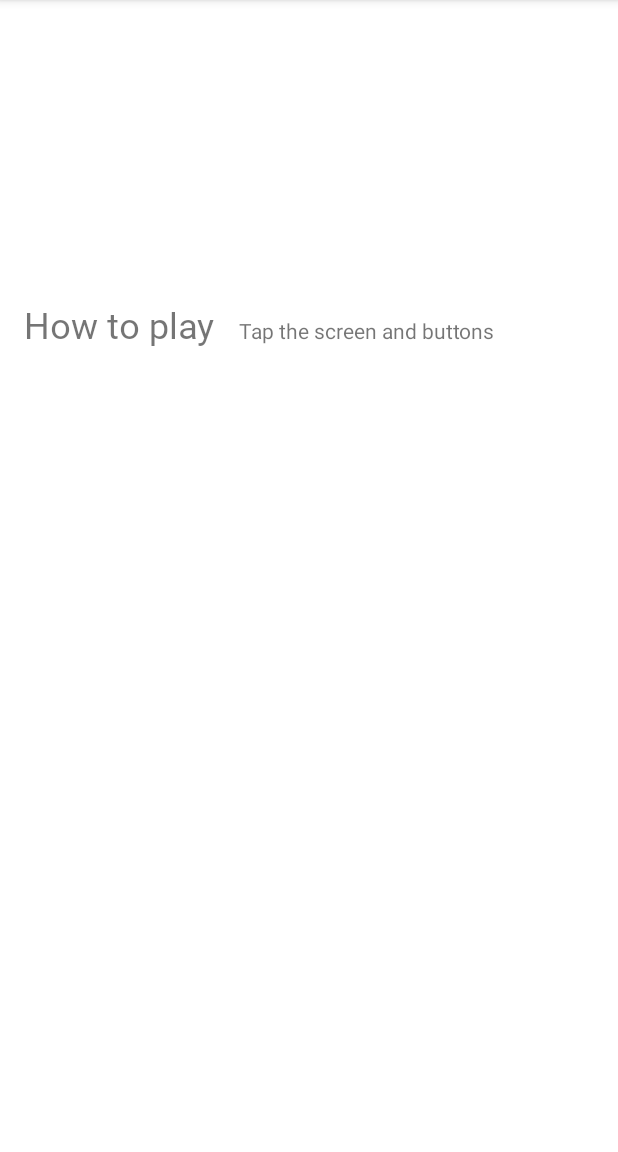
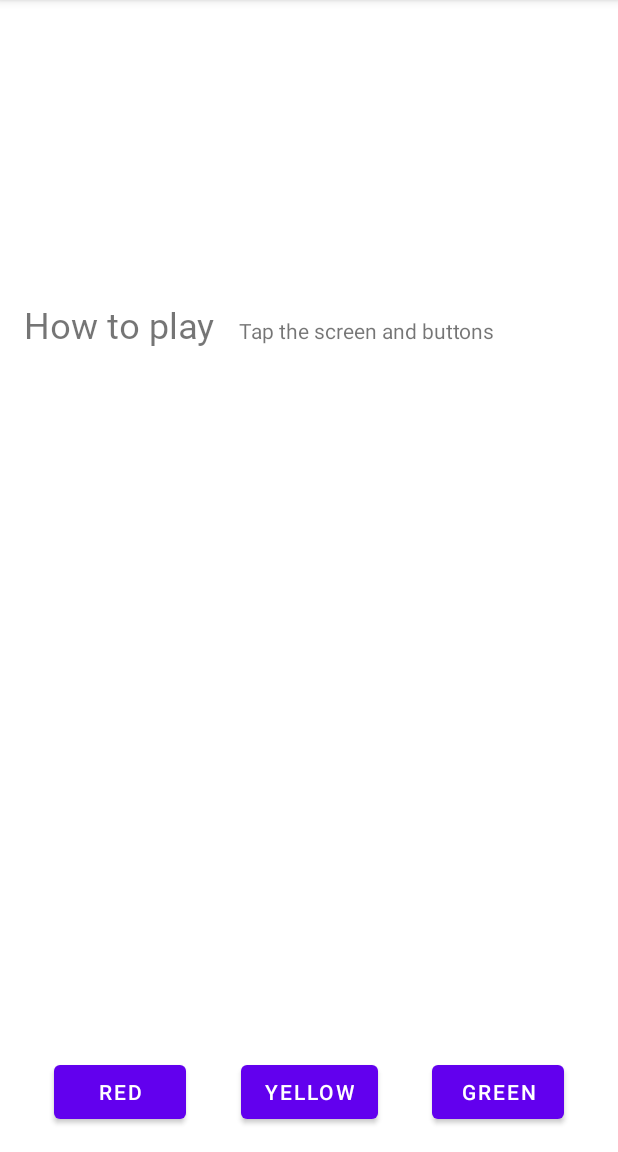
Before and after one commit to wnyaonjr/ColorMyViews, an Android app: the screen it shows after launch (MainActivity), on a phone screen of 412 x 824 dp, the part 84-1236 px from its top. Run offline under Robolectric (Android 15) with nearby library versions, the phone set to English and light mode, and no system bars.

Commit message:
- add three buttons to bottom of screen - update buttons to red, yellow, and green button - connect baseline of red to yellow button - connect baseline of green to yellow button - add green, red, and yellow in colors.xml - set colors of button accordingly - add click handlers to red, yellow, and green button - on red button click set box three to red - on yellow button click set box four to yellow - on green button click set box five to green

```diff
--- a/app/src/main/java/com/example/android/colormyviews/MainActivity.kt
+++ b/app/src/main/java/com/example/android/colormyviews/MainActivity.kt
@@ -18,7 +18,8 @@ class MainActivity : AppCompatActivity() {
         val clickableViews: List<View> =
             listOf(
                 box_one_text, box_two_text, box_three_text,
-                box_four_text, box_five_text, constraint_layout
+                box_four_text, box_five_text, constraint_layout,
+                red_button, yellow_button, green_button
             )
 
         for (item in clickableViews) {
@@ -39,6 +40,11 @@ class MainActivity : AppCompatActivity() {
             R.id.box_four_text -> view.setBackgroundResource(android.R.color.holo_green_dark)
             R.id.box_five_text -> view.setBackgroundResource(android.R.color.holo_green_light)
 
+            //boxes using custom colors for background
+            R.id.red_button -> box_three_text.setBackgroundResource(R.color.my_red)
+            R.id.yellow_button -> box_four_text.setBackgroundResource(R.color.my_yellow)
+            R.id.green_button -> box_five_text.setBackgroundResource(R.color.my_green)
+
             else -> view.setBackgroundColor(Color.LTGRAY)
         }
     }
--- a/app/src/main/res/layout/activity_main.xml
+++ b/app/src/main/res/layout/activity_main.xml
@@ -98,4 +98,42 @@
         app:layout_constraintTop_toBottomOf="@+id/box_two_text"
         app:layout_constraintVertical_bias="0.0" />
 
+    <Button
+        android:id="@+id/red_button"
+        android:layout_width="wrap_content"
+        android:layout_height="wrap_content"
+        android:layout_marginStart="16dp"
+        android:text="@string/button_red"
+        app:layout_constraintBaseline_toBaselineOf="@+id/yellow_button"
+        app:layout_constraintEnd_toStartOf="@+id/yellow_button"
+        app:layout_constraintHorizontal_bias="0.5"
+        app:layout_constraintStart_toStartOf="parent" />
+
+    <Button
+        android:id="@+id/yellow_button"
+        android:layout_width="wrap_content"
+        android:layout_height="wrap_content"
+        android:layout_marginStart="16dp"
+        android:layout_marginTop="@dimen/margin_wide"
+        android:layout_marginEnd="16dp"
+        android:layout_marginBottom="@dimen/margin_wide"
+        android:text="@string/button_yellow"
+        app:layout_constraintBottom_toBottomOf="parent"
+        app:layout_constraintEnd_toStartOf="@+id/green_button"
+        app:layout_constraintHorizontal_bias="0.5"
+        app:layout_constraintStart_toEndOf="@+id/red_button"
+        app:layout_constraintTop_toBottomOf="@+id/info_text"
+        app:layout_constraintVertical_bias="1.0" />
+
+    <Button
+        android:id="@+id/green_button"
+        android:layout_width="wrap_content"
+        android:layout_height="wrap_content"
+        android:layout_marginEnd="16dp"
+        android:text="@string/button_green"
+        app:layout_constraintBaseline_toBaselineOf="@+id/yellow_button"
+        app:layout_constraintEnd_toEndOf="parent"
+        app:layout_constraintHorizontal_bias="0.5"
+        app:layout_constraintStart_toEndOf="@+id/yellow_button" />
+
 </androidx.constraintlayout.widget.ConstraintLayout>
--- a/app/src/main/res/values/colors.xml
+++ b/app/src/main/res/values/colors.xml
@@ -7,4 +7,8 @@
     <color name="teal_700">#FF018786</color>
     <color name="black">#FF000000</color>
     <color name="white">#FFFFFFFF</color>
+
+    <color name="my_green">#12C700</color>
+    <color name="my_red">#E54304</color>
+    <color name="my_yellow">#FFC107</color>
 </resources>
```
